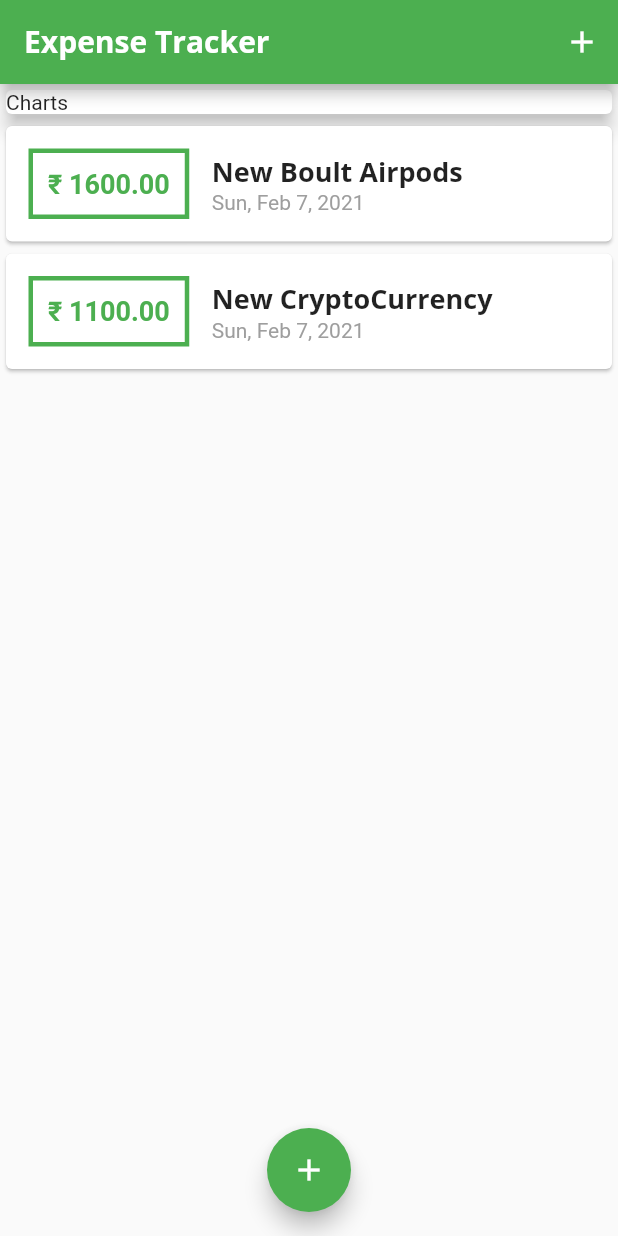
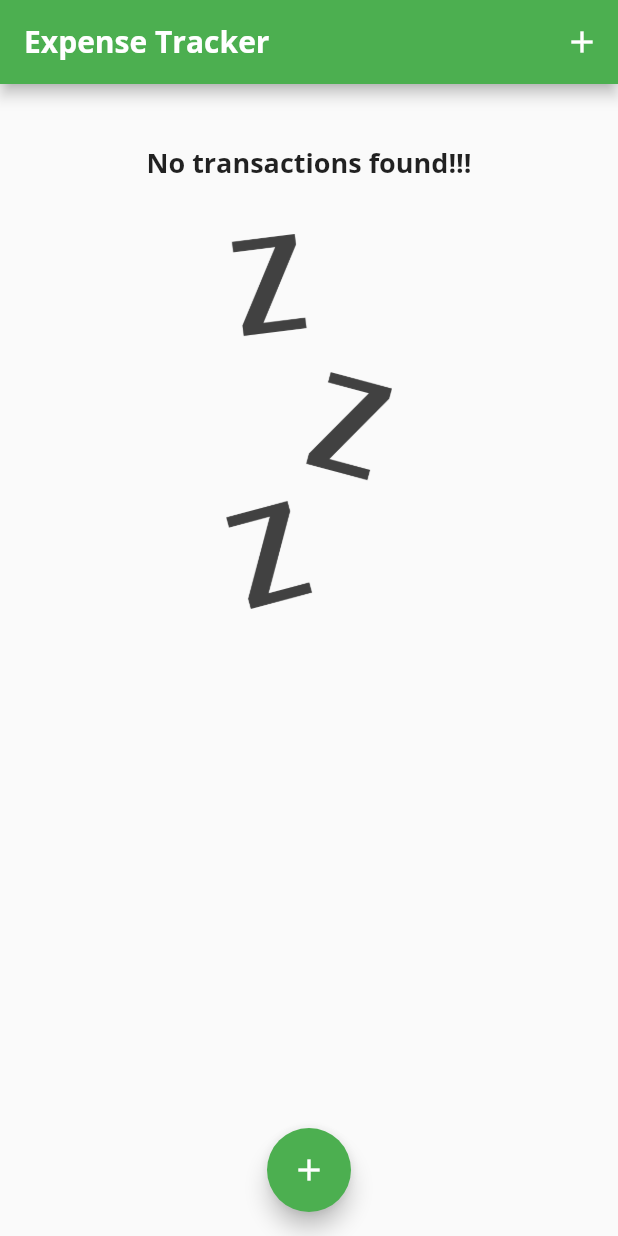
Before and after one commit to mayank8200/Expense-Tracker-Flutter, a Flutter app: the screen it shows after launch, on a phone screen of 412 x 824 dp. Run offline on Flutter 3.47's test engine with Material 2 defaults, Android fonts, the phone set to English and light mode, and no system bars.

Commit message:
added logic for charts

```diff
--- a/lib/main.dart
+++ b/lib/main.dart
@@ -1,8 +1,8 @@
-import 'package:expense_tracker/widgets/tx_List.dart';
-
+import './widgets/charts.dart';
 import './widgets/new_transactions.dart';
 import './models/transaction.dart';
 import 'package:flutter/material.dart';
+import './widgets/tx_List.dart';
 
 void main(List<String> args) {
   runApp(MyApp());
@@ -25,17 +25,25 @@ class MyHomePage extends StatefulWidget {
 
 class _MyHomePageState extends State<MyHomePage> {
   final List<Transactions> transactions = [
-    Transactions(
-        id: "t1",
-        title: "New Boult Airpods",
-        amount: 1600,
-        date: DateTime.now()),
-    Transactions(
-        id: "t2",
-        title: "New CryptoCurrency",
-        amount: 1100,
-        date: DateTime.now())
+    // Transactions(
+    //     id: "t1",
+    //     title: "New Boult Airpods",
+    //     amount: 1600,
+    //     date: DateTime.now()),
+    // Transactions(
+    //     id: "t2",
+    //     title: "New CryptoCurrency",
+    //     amount: 1100,
+    //     date: DateTime.now())
   ];
+ List<Transactions> get recentTransactions{
+   return transactions.where((tx) {
+     return tx.date.isAfter(
+       DateTime.now().subtract(Duration(days: 7))
+     );
+   }).toList();
+ }
+
   void addTransaction(String txTitle, double txAmount) {
     final newTx = Transactions(
       id: DateTime.now().toString(),
@@ -100,16 +108,7 @@ class _MyHomePageState extends State<MyHomePage> {
             //mainAxisAlignment: MainAxisAlignment.spaceEvenly,
             crossAxisAlignment: CrossAxisAlignment.stretch,
             children: [
-              Container(
-                width: double.infinity,
-                child: Card(
-                  child: Text(
-                    "Charts",
-                  ),
-                  elevation: 5,
-                  //color: Theme.of(context).primaryColor,
-                ),
-              ),
+             Charts(recentTransactions),
               TransactionList(transactions)
             ],
           ),
--- a/lib/widgets/tx_List.dart
+++ b/lib/widgets/tx_List.dart
@@ -9,7 +9,14 @@ class TransactionList extends StatelessWidget {
   Widget build(BuildContext context) {
     return Container(
         height: 400,
-        child: ListView.builder(
+        child: userTransactions.isEmpty ? Column(
+          children: [
+            Text("No transactions found!!!",style:Theme.of(context).textTheme.headline6),
+            SizedBox(height: 35,),
+            Container(height: 250,child: Image.asset("assets/images/waiting.png",fit: BoxFit.cover,))
+          ],
+        )
+         : ListView.builder(
             itemBuilder: (ctx, index) {
               return Card(
                 child: Row(
--- a/pubspec.yaml
+++ b/pubspec.yaml
@@ -47,8 +47,8 @@ flutter:
   uses-material-design: true
 
   # To add assets to your application, add an assets section, like this:
-  # assets:
-  #   - images/a_dot_burr.jpeg
+  assets:
+    - assets/images/waiting.png
   #   - images/a_dot_ham.jpeg
 
   # An image asset can refer to one or more resolution-specific "variants", see
```
Also changed, not shown: assets/images/waiting.png (added).
